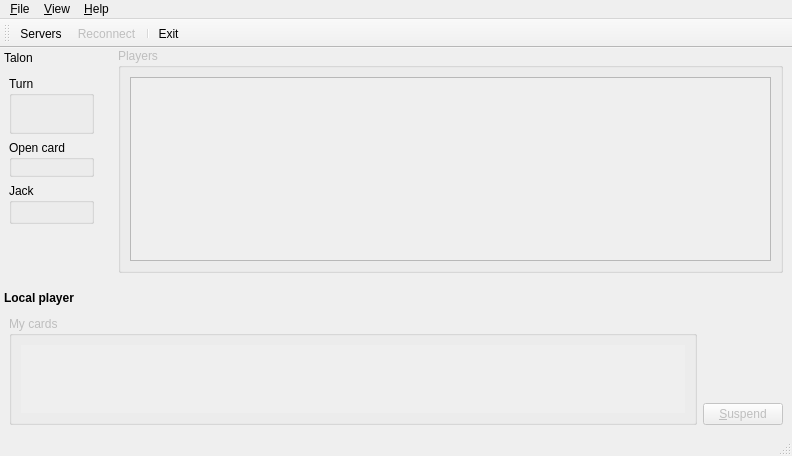
velnias75/NetMauMau-Qt-Client, file src/mainwindow.ui: the form before one commit.
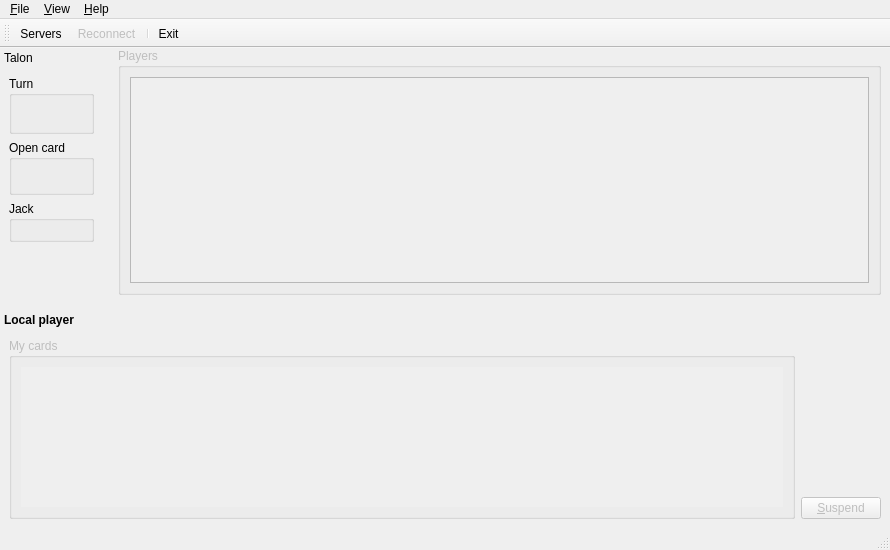
The form after the commit. Icons and pictures are not drawn. Custom widgets are drawn as their Qt base class.

What changed in the file:
```diff
--- a/src/mainwindow.ui
+++ b/src/mainwindow.ui
@@ -7,8 +7,8 @@
    <rect>
     <x>0</x>
     <y>0</y>
-    <width>769</width>
-    <height>456</height>
+    <width>890</width>
+    <height>550</height>
    </rect>
   </property>
   <property name="windowTitle">
@@ -106,8 +106,8 @@
     <rect>
      <x>0</x>
      <y>0</y>
-     <width>769</width>
-     <height>21</height>
+     <width>890</width>
+     <height>25</height>
     </rect>
    </property>
    <widget class="QMenu" name="menuFile">
@@ -226,9 +226,6 @@
           <string>Open card</string>
          </property>
          <layout class="QHBoxLayout" name="horizontalLayout_6">
-          <property name="margin">
-           <number>0</number>
-          </property>
           <item>
            <widget class="QLabel" name="openCard">
             <property name="maximumSize">
@@ -338,6 +335,12 @@
          <layout class="QVBoxLayout" name="verticalLayout_9">
           <item>
            <widget class="QScrollArea" name="myCardsScrollArea">
+            <property name="minimumSize">
+             <size>
+              <width>0</width>
+              <height>140</height>
+             </size>
+            </property>
             <property name="frameShape">
              <enum>QFrame::NoFrame</enum>
             </property>
@@ -355,8 +358,8 @@
               <rect>
                <x>0</x>
                <y>0</y>
-               <width>658</width>
-               <height>72</height>
+               <width>772</width>
+               <height>140</height>
               </rect>
              </property>
              <layout class="QHBoxLayout" name="myCardsLayout"/>
```
